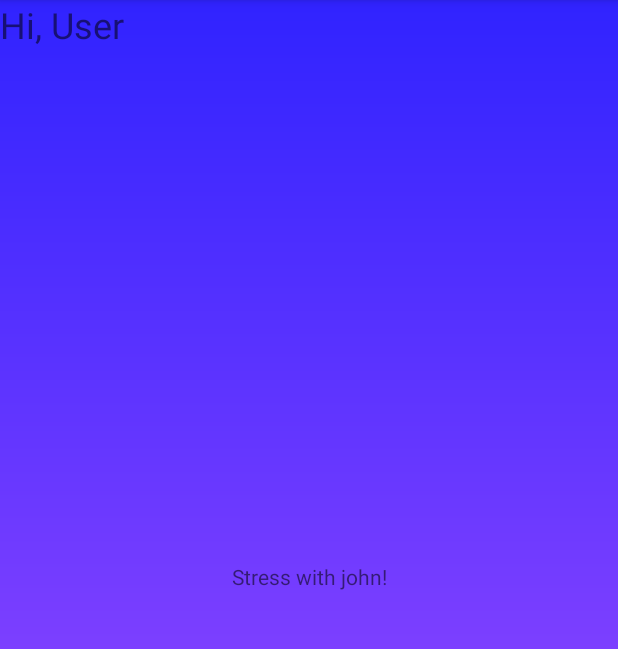
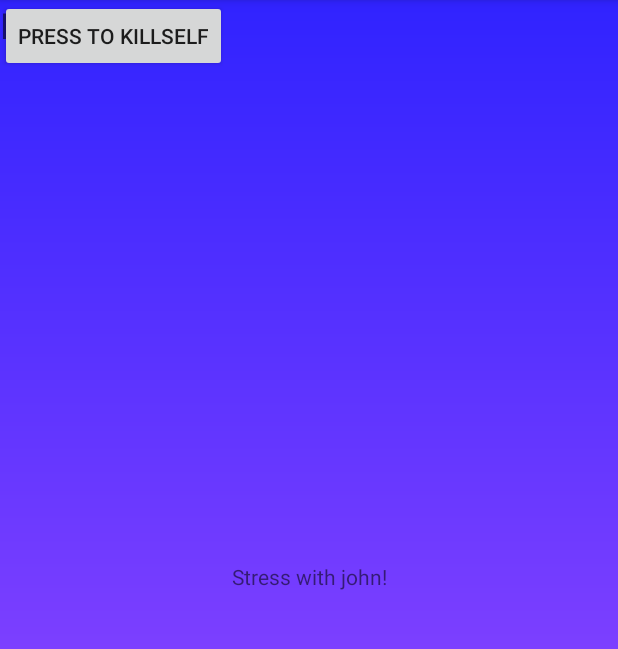
Before and after one commit to BrendanKhavin/SES1B-G2, an Android app: the screen it shows after launch (MainActivity), on a phone screen of 412 x 824 dp, the part 84-733 px from its top. Run offline under Robolectric (Android 15) with nearby library versions, the light colour scheme and no system bars.

Commit message:
Added button

```diff
--- a/eRestaurantMainPage/app/src/main/res/layout/activity_main.xml
+++ b/eRestaurantMainPage/app/src/main/res/layout/activity_main.xml
@@ -25,4 +25,12 @@
         tools:layout_editor_absoluteX="29dp"
         tools:layout_editor_absoluteY="37dp" />
 
+    <Button
+        android:id="@+id/button"
+        android:layout_width="wrap_content"
+        android:layout_height="wrap_content"
+        android:text="Press to Killself"
+        tools:layout_editor_absoluteX="177dp"
+        tools:layout_editor_absoluteY="511dp" />
+
 </androidx.constraintlayout.widget.ConstraintLayout>
```
